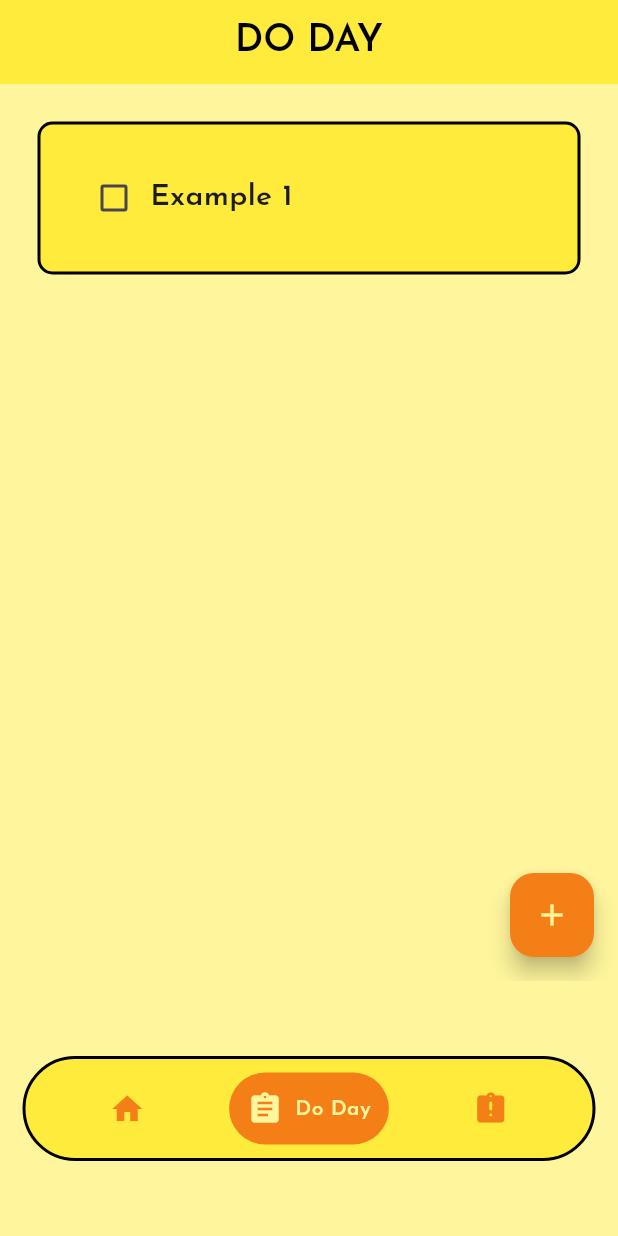
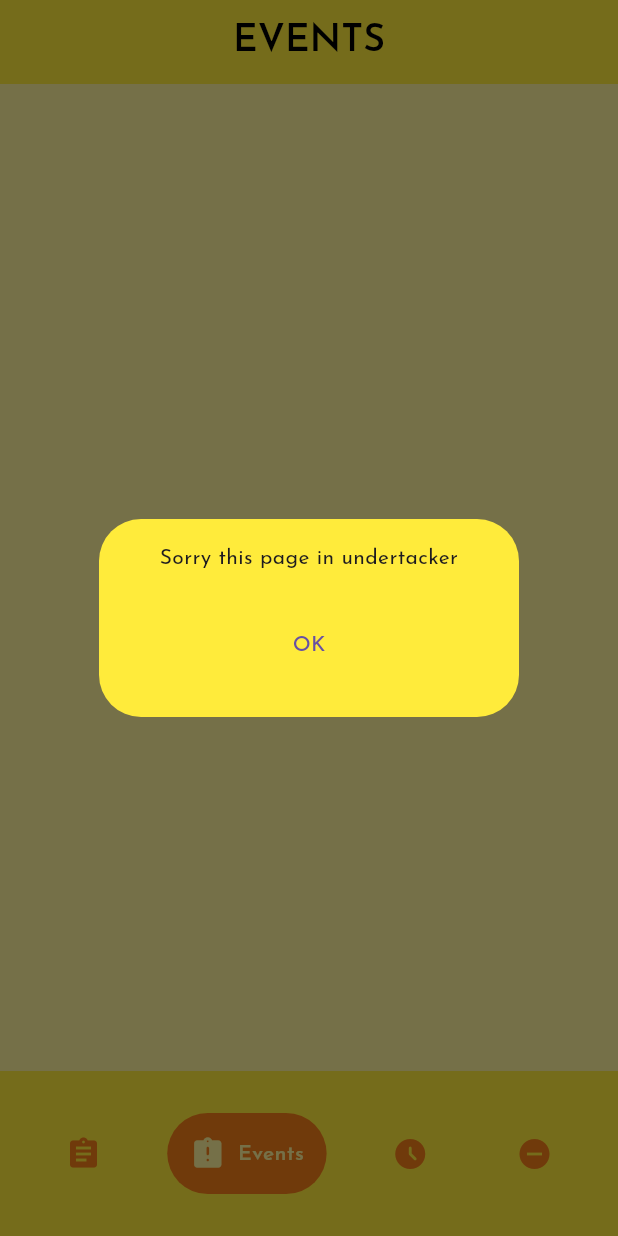
Before and after one commit to mafikag/to_do_app, a Flutter app: the screen it shows after launch, item 2 of the bottom bar chosen, on a phone screen of 412 x 824 dp. Run offline on Flutter 3.47's test engine with Material 3 defaults, Android fonts, the phone set to English and light mode, and no system bars; drawn by our look-alikes of flutter_slidable, google_nav_bar; our stand-ins replace hive_flutter; accounts and stored records are empty.

Commit message:
solving bug at task box and improve another fitur

```diff
--- a/lib/pages/control_page.dart
+++ b/lib/pages/control_page.dart
@@ -1,7 +1,9 @@
 import 'package:flutter/material.dart';
 import 'package:to_do_app/pages/doDay_page.dart';
 import 'package:to_do_app/pages/events_page.dart';
-import 'package:to_do_app/pages/homepage.dart';
+import 'package:to_do_app/pages/maintain_page.dart';
+import 'package:to_do_app/pages/timer_page.dart';
+import 'package:to_do_app/utils/dialog_box_undertacker.dart';
 import 'package:to_do_app/utils/my_app_bar.dart';
 import 'package:to_do_app/utils/my_buttom_bar.dart';
 
@@ -16,16 +18,40 @@ class ControlPage extends StatefulWidget {
 class _ControlPageState extends State<ControlPage> {
   int _selectedIndex = 0; // Menyimpan index halaman aktif
 
-  final List<Widget> _pages = [HomePage(), DoDayPage(), EventsPage()];
+  final List<Widget> _pages = [
+    DoDayPage(),
+    EventsPage(),
+    TimerPage(),
+    MaintainPage(),
+  ];
 
   String setTitle(String index) {
     if (index == "0") {
-      return "HOME";
+      return "DO DAY";
     } else if (index == "1") {
-      return "DO DAY";
+      return "EVENTS";
+    } else if (index == "2") {
+      return "TIMER";
     } else {
-      return "EVENTS";
+      return "MAINTENANCE";
     }
+  }
+
+  //Alert for not empty page
+  void _showMaintainPageAlert() {
+    showDialog(
+      context: context,
+      builder: (BuildContext context) {
+        return DialogBoxUndertacker(backPage: _backPage);
+      },
+    );
+  }
+
+  void _backPage() {
+    setState(() {
+      _selectedIndex = 0; // Change to DoDayPage
+    });
+    Navigator.of(context).pop();
   }
 
   @override
@@ -38,6 +64,9 @@ class _ControlPageState extends State<ControlPage> {
         onItemTapped: (index) {
           setState(() {
             _selectedIndex = index;
+            if (index == 2 || index == 3 || index == 1) {
+              _showMaintainPageAlert();
+            }
           });
         },
       ),
--- a/lib/pages/doDay_page.dart
+++ b/lib/pages/doDay_page.dart
@@ -75,6 +75,7 @@ class _DoDayPageState extends State<DoDayPage> {
     return Scaffold(
       backgroundColor: Colors.yellow[200],
       floatingActionButton: FloatingActionButton(
+        elevation: 0,
         onPressed: createNewTask,
         backgroundColor: Colors.yellow[900],
         child: const Icon(Icons.add, color: Color(0xFFFFF59D)),
--- a/lib/pages/events_page.dart
+++ b/lib/pages/events_page.dart
@@ -5,6 +5,9 @@ class EventsPage extends StatelessWidget {
 
   @override
   Widget build(BuildContext context) {
-    return Scaffold(body: Center(child: Text("Ini Page Event")));
+    return Scaffold(
+      backgroundColor: Colors.yellow[200],
+      body: Center(child: Text("Ini page Events")),
+    );
   }
 }
--- a/lib/pages/homepage.dart
+++ b/lib/pages/timer_page.dart
@@ -1,13 +1,13 @@
 import 'package:flutter/material.dart';
 
-class HomePage extends StatelessWidget {
-  const HomePage({super.key});
+class TimerPage extends StatelessWidget {
+  const TimerPage({super.key});
 
   @override
   Widget build(BuildContext context) {
     return Scaffold(
       backgroundColor: Colors.yellow[200],
-      body: Center(child: Text("Home Page")),
+      body: Center(child: Text("Ini page timer")),
     );
   }
 }
--- /dev/null
+++ b/lib/utils/dialog_box_undertacker.dart
@@ -0,0 +1,19 @@
+import 'package:flutter/material.dart';
+
+class DialogBoxUndertacker extends StatelessWidget {
+  VoidCallback backPage;
+  DialogBoxUndertacker({super.key, required this.backPage});
+
+  @override
+  Widget build(BuildContext context) {
+    return AlertDialog(
+      actionsAlignment: MainAxisAlignment.center,
+      backgroundColor: Colors.yellow,
+      content: Text(
+        'Sorry this page in undertacker',
+        textAlign: TextAlign.center,
+      ),
+      actions: <Widget>[TextButton(child: Text('OK'), onPressed: backPage)],
+    );
+  }
+}
--- a/lib/utils/my_buttom_bar.dart
+++ b/lib/utils/my_buttom_bar.dart
@@ -5,7 +5,7 @@ class MyButtomBar extends StatelessWidget {
   final Function(int) onItemTapped;
   final int selectedIndex;
 
-  MyButtomBar({
+  const MyButtomBar({
     super.key,
     required this.onItemTapped,
     required this.selectedIndex,
@@ -15,32 +15,26 @@ class MyButtomBar extends StatelessWidget {
   Widget build(BuildContext context) {
     return Container(
       color: Colors.yellow[200],
-      child: Padding(
-        padding: const EdgeInsets.symmetric(horizontal: 15.0, vertical: 50.0),
       child: Container(
-          height: 70,
-          decoration: BoxDecoration(
-            color: Colors.yellow,
-            border: Border.all(color: Colors.black, width: 2),
-            borderRadius: BorderRadius.circular(100),
-          ),
+        height: 110,
+        decoration: BoxDecoration(color: Colors.yellow),
         child: GNav(
           mainAxisAlignment: MainAxisAlignment.spaceEvenly,
           gap: 8,
-            padding: EdgeInsets.all(12),
+          padding: EdgeInsets.all(15),
           color: Colors.yellow[900],
           tabBackgroundColor: Colors.yellow.shade900,
           activeColor: Colors.yellow[200],
           tabs: [
-              GButton(icon: Icons.home, text: 'Home'),
             GButton(icon: Icons.assignment, text: 'Do Day'),
             GButton(icon: Icons.assignment_late_rounded, text: 'Events'),
+            GButton(icon: Icons.access_time_filled_rounded, text: 'Timer'),
+            GButton(icon: Icons.do_not_disturb_on, text: ''),
           ],
           selectedIndex: selectedIndex,
           onTabChange: onItemTapped,
         ),
       ),
-      ),
     );
   }
 }
--- a/lib/utils/task_box.dart
+++ b/lib/utils/task_box.dart
@@ -56,7 +56,8 @@ class Task extends StatelessWidget {
               ),
 
               //taskName
-              Text(
+              Expanded(
+                child: Text(
                   taskName,
                   style: TextStyle(
                     decoration:
@@ -67,6 +68,7 @@ class Task extends StatelessWidget {
                     fontWeight: FontWeight.w600,
                   ),
                 ),
+              ),
             ],
           ),
         ),
```
Also changed, not shown: lib/pages/maintain_page.dart (added, +10 -0 lines), lib/utils/dialog_box.dart (+11 -4 lines), lib/utils/my_button.dart (+12 -2 lines). Lines whose indentation alone changed are shown as unchanged.
